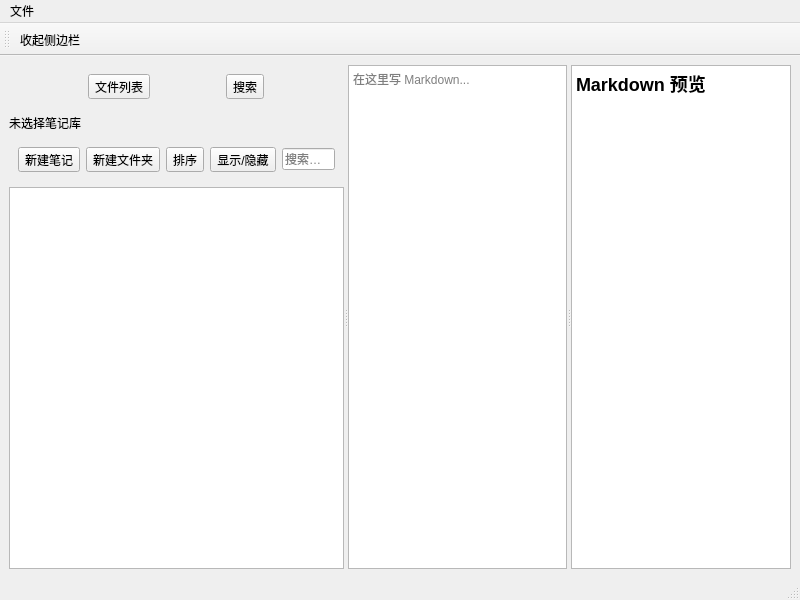
SS-R-in/MossNote, file mainwindow.ui: the form before one commit.
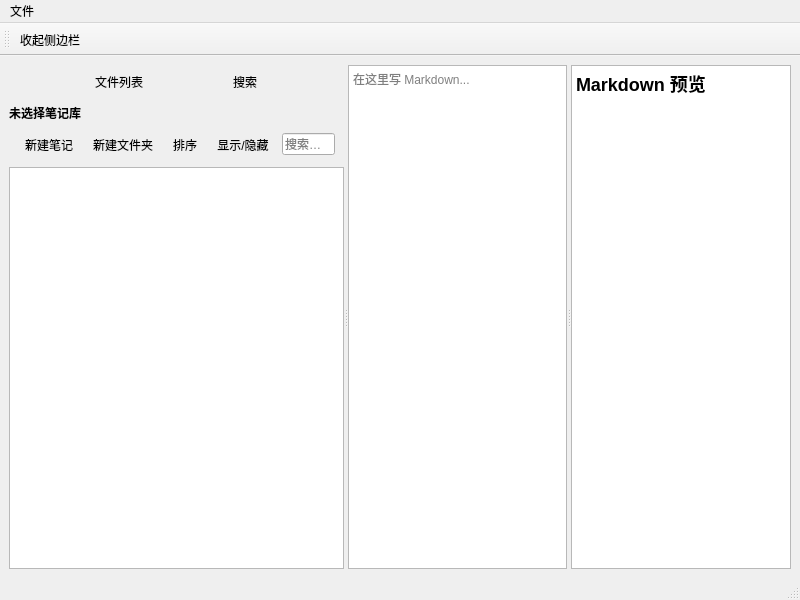
The form after the commit.

Commit message: style: refine sidebar spacing and buttons

```diff
--- a/mainwindow.ui
+++ b/mainwindow.ui
@@ -31,11 +31,20 @@
         <item>
          <widget class="QWidget" name="modeBar" native="true">
           <layout class="QHBoxLayout" name="horizontalLayout">
+           <property name="topMargin">
+            <number>4</number>
+           </property>
+           <property name="bottomMargin">
+            <number>4</number>
+           </property>
            <item>
             <widget class="QToolButton" name="fileModeButton">
              <property name="text">
               <string>文件列表</string>
              </property>
+             <property name="autoRaise">
+              <bool>true</bool>
+             </property>
             </widget>
            </item>
            <item>
@@ -43,6 +52,9 @@
              <property name="text">
               <string>搜索</string>
              </property>
+             <property name="autoRaise">
+              <bool>true</bool>
+             </property>
             </widget>
            </item>
           </layout>
@@ -50,6 +62,11 @@
         </item>
         <item>
          <widget class="QLabel" name="vaultLabel">
+          <property name="font">
+           <font>
+            <bold>true</bold>
+           </font>
+          </property>
           <property name="text">
            <string>未选择笔记库</string>
           </property>
@@ -58,11 +75,20 @@
         <item>
          <widget class="QWidget" name="actionBar" native="true">
           <layout class="QHBoxLayout" name="horizontalLayout_2">
+           <property name="topMargin">
+            <number>4</number>
+           </property>
+           <property name="bottomMargin">
+            <number>4</number>
+           </property>
            <item>
             <widget class="QToolButton" name="newNoteButton">
              <property name="text">
               <string>新建笔记</string>
              </property>
+             <property name="autoRaise">
+              <bool>true</bool>
+             </property>
             </widget>
            </item>
            <item>
@@ -70,6 +96,9 @@
              <property name="text">
               <string>新建文件夹</string>
              </property>
+             <property name="autoRaise">
+              <bool>true</bool>
+             </property>
             </widget>
            </item>
            <item>
@@ -77,6 +106,9 @@
              <property name="text">
               <string>排序</string>
              </property>
+             <property name="autoRaise">
+              <bool>true</bool>
+             </property>
             </widget>
            </item>
            <item>
@@ -84,6 +116,9 @@
              <property name="text">
               <string>显示/隐藏</string>
              </property>
+             <property name="autoRaise">
+              <bool>true</bool>
+             </property>
             </widget>
            </item>
            <item>
```
